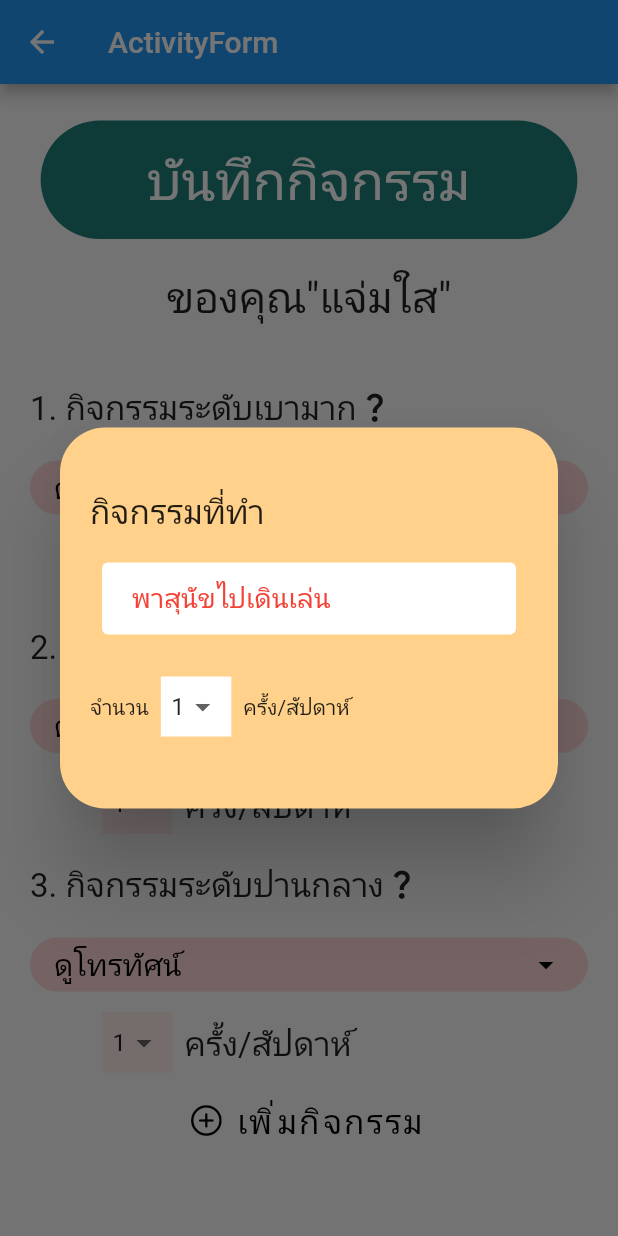
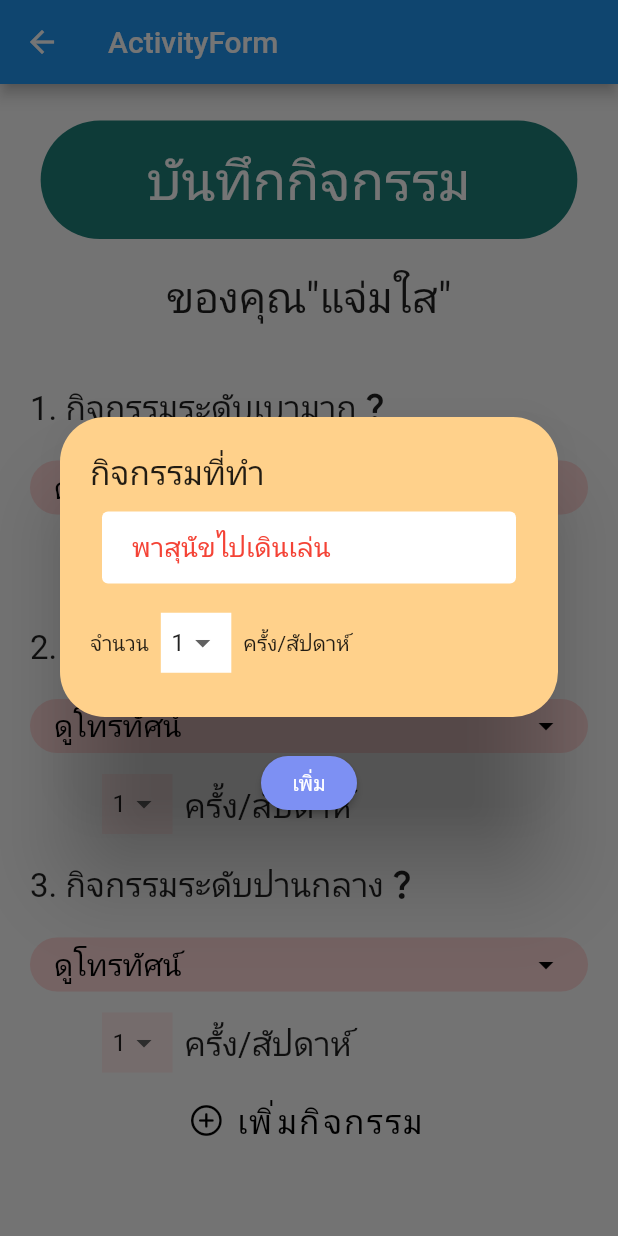
Before and after one commit to AINutritionProject/KinDeeUDee, a Flutter app: the ActivityForm screen opened directly, after a tap on "เพิ่มกิจกรรม", on a phone screen of 412 x 824 dp. Run offline on Flutter 3.47's test engine with Material 2 defaults, Android fonts, the phone set to English and light mode, and no system bars; our stand-ins replace camera, cloud_firestore, csv, dotted_border, firebase_auth, firebase_core and 6 more; missing offline and left inert: dart:ffi; accounts and stored records are empty.

Commit message:
add elevate button in dialog

```diff
--- a/lib/pages/information/activity_form.dart
+++ b/lib/pages/information/activity_form.dart
@@ -201,7 +201,7 @@ class _ActivityFormBodyState extends State<ActivityFormBody> {
               ),
             ),
             SizedBox(
-              width: 180,
+              width: 200,
               child: FloatingActionButton.extended(
                 icon:
                     const Icon(CupertinoIcons.plus_circle, color: Colors.black),
@@ -214,14 +214,20 @@ class _ActivityFormBodyState extends State<ActivityFormBody> {
                       context: context,
                       builder: (BuildContext context) {
                         return Dialog(
-                          backgroundColor: const Color(0xFFFFD18B),
+                          backgroundColor: const Color(0x00FFFFFF),
                           shape: RoundedRectangleBorder(
                             borderRadius: BorderRadius.circular(30),
                           ),
-                          child: Padding(
+                          child: Column(
+                            mainAxisSize: MainAxisSize.min,
+                            children: [
+                              Container(
                                 padding: const EdgeInsets.all(20.0),
-                            child: SizedBox(
-                              height: 214,
+                                decoration: BoxDecoration(
+                                  color: const Color(0xFFFFD18B),
+                                  borderRadius: BorderRadius.circular(30),
+                                ),
+                                height: 200,
                                 child: Column(
                                   mainAxisAlignment:
                                       MainAxisAlignment.spaceEvenly,
@@ -232,14 +238,16 @@ class _ActivityFormBodyState extends State<ActivityFormBody> {
                                       style: TextStyle(fontSize: 22),
                                     ),
                                     const Padding(
-                                    padding:
-                                        EdgeInsets.symmetric(horizontal: 8.0),
+                                      padding: EdgeInsets.symmetric(
+                                          horizontal: 8.0, vertical: 10),
                                       child: TextField(
                                         keyboardType: TextInputType.text,
                                         style: TextStyle(fontSize: 18),
                                         decoration: InputDecoration(
-                                          contentPadding: EdgeInsets.symmetric(
-                                              vertical: 0, horizontal: 20),
+                                            contentPadding:
+                                                EdgeInsets.symmetric(
+                                                    vertical: 0,
+                                                    horizontal: 20),
                                             border: OutlineInputBorder(
                                               borderSide: BorderSide.none,
                                             ),
@@ -251,7 +259,8 @@ class _ActivityFormBodyState extends State<ActivityFormBody> {
                                       ),
                                     ),
                                     Row(
-                                    mainAxisAlignment: MainAxisAlignment.start,
+                                      mainAxisAlignment:
+                                          MainAxisAlignment.start,
                                       crossAxisAlignment:
                                           CrossAxisAlignment.center,
                                       children: [
@@ -266,10 +275,26 @@ class _ActivityFormBodyState extends State<ActivityFormBody> {
                                             }),
                                         const Text("ครั้ง/สัปดาห์"),
                                       ],
-                                  )
+                                    ),
                                   ],
                                 ),
                               ),
+                              Padding(
+                                padding: const EdgeInsets.only(top: 20.0),
+                                child: ElevatedButton(
+                                    style: ButtonStyle(
+                                      shape: MaterialStatePropertyAll(
+                                          RoundedRectangleBorder(
+                                        borderRadius: BorderRadius.circular(20),
+                                      )),
+                                      backgroundColor:
+                                          const MaterialStatePropertyAll(
+                                              Color(0xFF7D90F3)),
+                                    ),
+                                    onPressed: () {},
+                                    child: const Text("เพิ่ม")),
+                              )
+                            ],
                           ),
                         );
                       });
```
Lines whose indentation alone changed are shown as unchanged.
